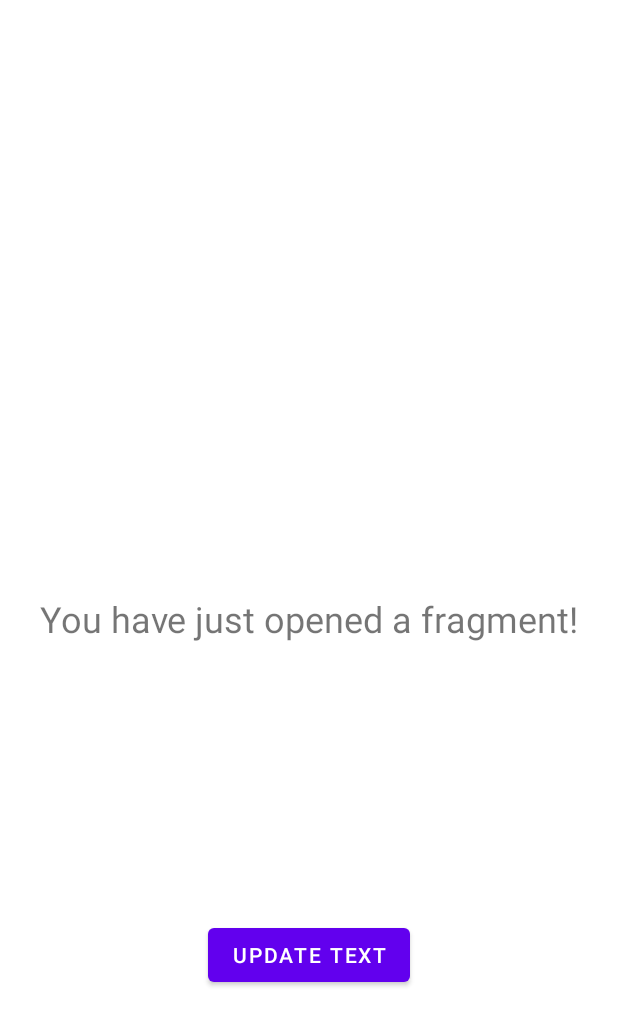
After one commit to whatminjacodes/drag-and-drop-example-android, an Android app: the layout fragment_main.xml on its own in the app's theme, with its tools: preview values and no code run, on a phone screen of 412 x 824 dp. The commit adds this screen. Shown: the top 1026 px of the screen. Run offline under Robolectric (Android 15) with nearby library versions, the phone set to English and light mode, and no system bars.

Commit message:
Added basic MVVM

```diff
--- a/app/src/main/AndroidManifest.xml
+++ b/app/src/main/AndroidManifest.xml
@@ -8,8 +8,8 @@
         android:label="@string/app_name"
         android:roundIcon="@mipmap/ic_launcher_round"
         android:supportsRtl="true"
-        android:theme="@style/Theme.StretchingApp">
-        <activity android:name=".MainActivity">
+        android:theme="@style/Theme.BasicMVVMExample">
+        <activity android:name="com.minjee.stretchingapp.view.MainActivity">
             <intent-filter>
                 <action android:name="android.intent.action.MAIN" />
 
--- /dev/null
+++ b/app/src/main/java/com/minjee/stretchingapp/model/DataModel.kt
@@ -0,0 +1,4 @@
+package com.minjee.stretchingapp.model
+
+// Contains the data we want to show on UI (in MainFragment)
+data class DataModel(val textForUI: String)
--- /dev/null
+++ b/app/src/main/res/layout/fragment_main.xml
@@ -0,0 +1,29 @@
+<?xml version="1.0" encoding="utf-8"?>
+<androidx.constraintlayout.widget.ConstraintLayout
+    xmlns:android="http://schemas.android.com/apk/res/android"
+    xmlns:app="http://schemas.android.com/apk/res-auto"
+    android:layout_width="match_parent"
+    android:layout_height="match_parent">
+
+    <TextView
+        android:id="@+id/fragmentTextView"
+        android:layout_width="wrap_content"
+        android:layout_height="wrap_content"
+        android:text="You have just opened a fragment!"
+        android:textSize="24sp"
+        android:padding="20dp"
+        app:layout_constraintBottom_toBottomOf="parent"
+        app:layout_constraintEnd_toEndOf="parent"
+        app:layout_constraintStart_toStartOf="parent"
+        app:layout_constraintTop_toTopOf="parent" />
+
+    <Button
+        android:id="@+id/fragmentButton"
+        android:layout_width="wrap_content"
+        android:layout_height="wrap_content"
+        android:text="Update text"
+        app:layout_constraintBottom_toBottomOf="parent"
+        app:layout_constraintEnd_toEndOf="parent"
+        app:layout_constraintStart_toStartOf="parent"
+        app:layout_constraintTop_toBottomOf="@+id/fragmentTextView" />
+</androidx.constraintlayout.widget.ConstraintLayout>
--- a/app/src/main/res/values-night/themes.xml
+++ b/app/src/main/res/values-night/themes.xml
@@ -1,6 +1,6 @@
 <resources xmlns:tools="http://schemas.android.com/tools">
     <!-- Base application theme. -->
-    <style name="Theme.StretchingApp" parent="Theme.MaterialComponents.DayNight.DarkActionBar">
+    <style name="Theme.BasicMVVMExample" parent="Theme.MaterialComponents.DayNight.DarkActionBar">
         <!-- Primary brand color. -->
         <item name="colorPrimary">@color/purple_200</item>
         <item name="colorPrimaryVariant">@color/purple_700</item>
--- a/app/src/main/res/values/themes.xml
+++ b/app/src/main/res/values/themes.xml
@@ -1,6 +1,6 @@
 <resources xmlns:tools="http://schemas.android.com/tools">
     <!-- Base application theme. -->
-    <style name="Theme.StretchingApp" parent="Theme.MaterialComponents.DayNight.DarkActionBar">
+    <style name="Theme.BasicMVVMExample" parent="Theme.MaterialComponents.DayNight.DarkActionBar">
         <!-- Primary brand color. -->
         <item name="colorPrimary">@color/purple_500</item>
         <item name="colorPrimaryVariant">@color/purple_700</item>
```
Also changed, not shown: app/build.gradle (+14 -1 lines), app/src/main/java/com/minjee/stretchingapp/MainActivity.kt (deleted, +0 -11 lines), app/src/main/java/com/minjee/stretchingapp/view/MainActivity.kt (added, +26 -0 lines), app/src/main/java/com/minjee/stretchingapp/view/MainFragment.kt (added, +61 -0 lines), app/src/main/java/com/minjee/stretchingapp/viewmodel/MainViewModel.kt (added, +26 -0 lines), app/src/main/res/layout/activity_main.xml (+5 -17 lines), 2 other files.
